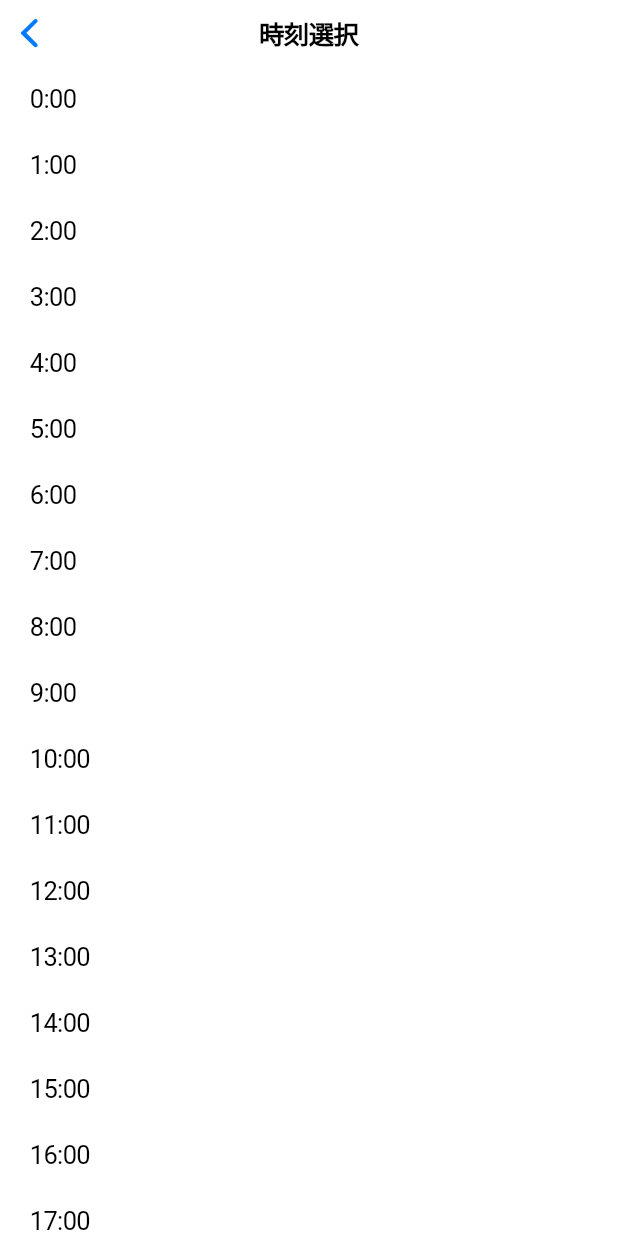
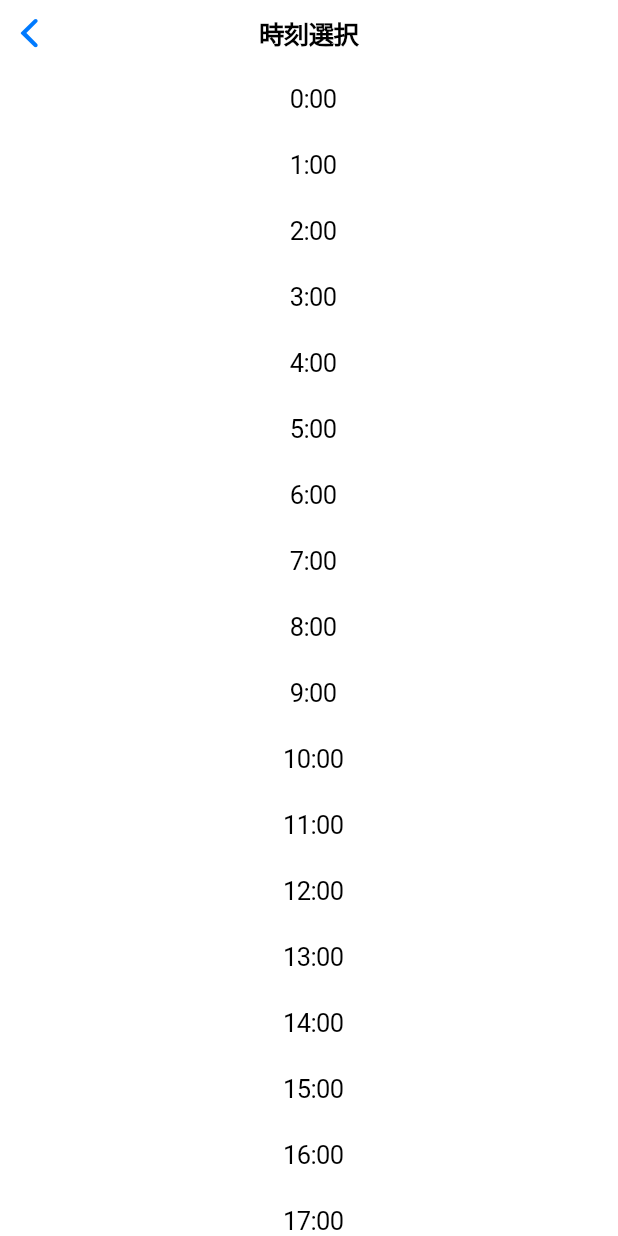
Before and after one commit to sakkke/quickflow, a Flutter app: the _TimeSelectionPage screen opened directly, on a phone screen of 412 x 824 dp. Run offline on Flutter 3.47's test engine with Material 3 defaults, Android fonts, the phone set to English and light mode, and no system bars.

Commit message:
feat: wrap with Center

```diff
--- a/lib/station_selection_page.dart
+++ b/lib/station_selection_page.dart
@@ -210,7 +210,7 @@ class _TimeSelectionPage extends StatelessWidget {
                   itemCount: 24, // 時刻の数をここに設定 (例: 24時間)
                   itemBuilder: (context, index) {
                     return CupertinoListTile(
-                      title: Text('${index}:00'),
+                      title: Center(child: Text('${index}:00')), // 時刻を中央揃え
                       onTap: () {
                         // 時刻が選択されたときの処理
                       },
```
